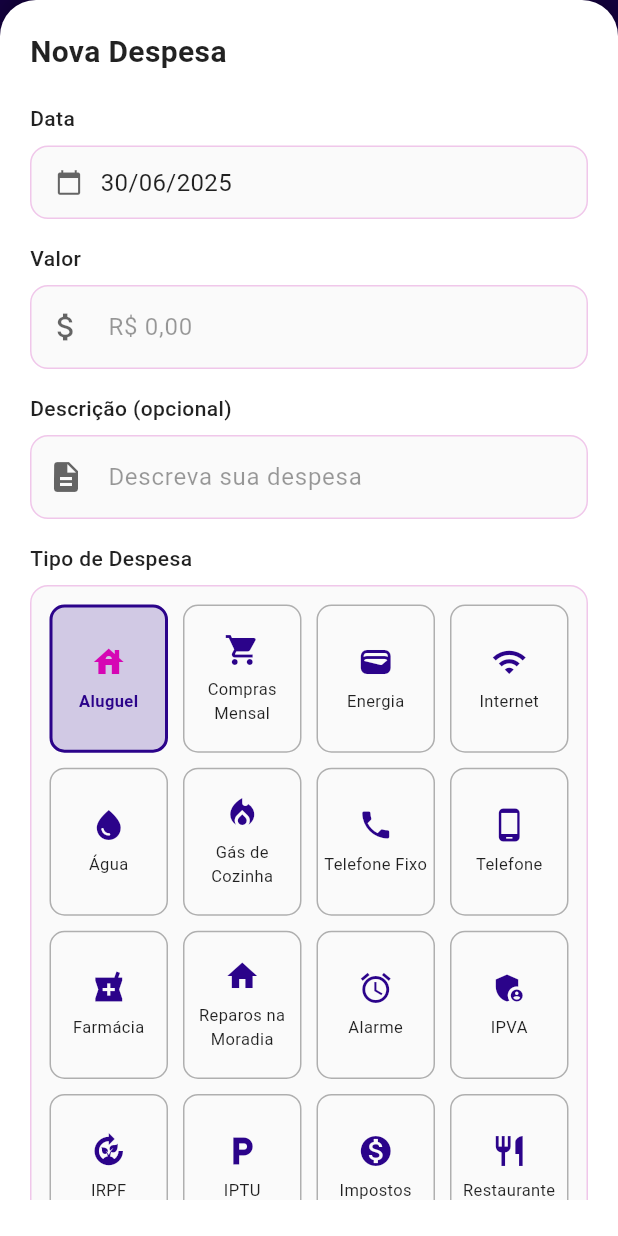
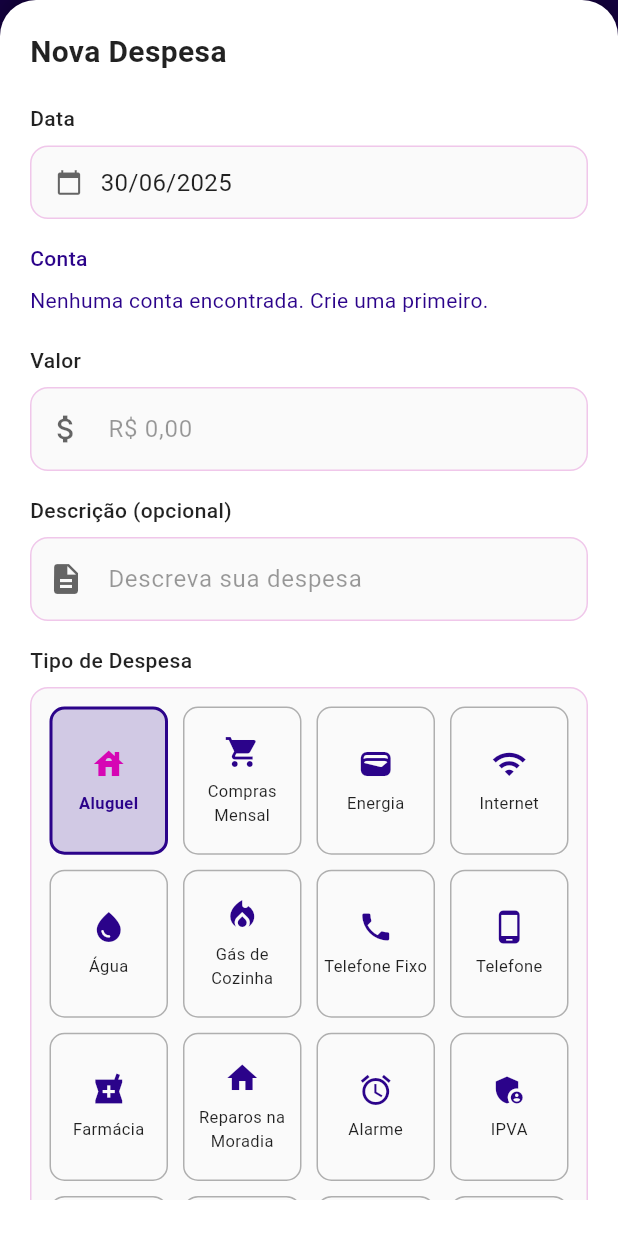
Before and after one commit to jhonnylucius/economize, a Flutter app: the CostsScreen screen opened by its route, after a tap on "Adicionar Despesa", on a phone screen of 412 x 824 dp. Run offline on Flutter 3.47's test engine with Material 3 defaults, Android fonts, the phone set to English and light mode, and no system bars; our stand-ins replace fl_chart, flutter_local_notifications, logger, mask_text_input_formatter, pdf, percent_indicator and 6 more; accounts and stored records are empty.

Commit message:
feat: adicionar seleção de conta na tela de despesas

```diff
--- a/lib/screen/costs_screen.dart
+++ b/lib/screen/costs_screen.dart
@@ -1,3 +1,5 @@
+import 'package:economize/accounts/model/account_model.dart';
+import 'package:economize/accounts/service/account_service.dart';
 import 'package:economize/animations/fade_animation.dart';
 import 'package:economize/animations/glass_container.dart';
 import 'package:economize/animations/scale_animation.dart';
@@ -7,7 +9,6 @@ import 'package:economize/model/costs.dart';
 import 'package:economize/model/gamification/achievement.dart';
 import 'package:economize/screen/responsive_screen.dart';
 import 'package:economize/service/costs_service.dart';
-import 'package:economize/service/gamification/achievement_checker.dart';
 import 'package:economize/service/gamification/achievement_service.dart';
 import 'package:economize/service/notification_service.dart';
 import 'package:economize/theme/theme_manager.dart';
@@ -16,7 +17,6 @@ import 'package:flutter/material.dart';
 import 'package:flutter/services.dart';
 import 'package:intl/intl.dart';
 import 'package:logger/logger.dart';
-import 'package:mask_text_input_formatter/mask_text_input_formatter.dart';
 import 'package:provider/provider.dart';
 import 'package:shared_preferences/shared_preferences.dart';
 import 'package:uuid/uuid.dart';
@@ -34,15 +34,16 @@ class _CostsScreenState extends State<CostsScreen>
   List<Costs> listCosts = [];
   final GlobalKey<FormState> _formKey = GlobalKey<FormState>();
   final CostsService _costsService = CostsService();
+  final AccountService _accountService = AccountService(); // <-- Adicionado
   bool _isLoading = false;
   bool _isFiltering = false;
   String _searchQuery = '';
   DateTime? _startDate;
   DateTime? _endDate;
   late AnimationController _animationController;
-  // chaves para tutorial
   final GlobalKey _helpKey = GlobalKey();
 
+  // Categorias (sem alteração)
   static const List<Map<String, dynamic>> _categoriasDespesa = [
     {'icon': Icons.house, 'name': 'Aluguel'},
     {'icon': Icons.shopping_cart, 'name': 'Compras Mensal'},
@@ -107,8 +108,6 @@ class _CostsScreenState extends State<CostsScreen>
     {'icon': Icons.payments, 'name': 'Pagamentos Diversos'},
     {'icon': Icons.more_horiz, 'name': 'Outros'},
   ];
-
-// Adicione esta lista logo após a _categoriasDespesa, na mesma classe:
   static const List<String> _categoriasRecorrentes = [
     'Aluguel',
     'Energia',
@@ -119,22 +118,22 @@ class _CostsScreenState extends State<CostsScreen>
     'Alarme',
     'Compras Mensal',
     'Farmácia',
-    'IPVA', // anual, mas recorrente
-    'IRPF', // anual, mas recorrente
-    'IPTU', // anual, mas recorrente
-    'Impostos', // diversos, recorrentes
+    'IPVA',
+    'IRPF',
+    'IPTU',
+    'Impostos',
     'Supermercado',
-    'Animais de Estimação', // alimentação, vacinas, etc.
+    'Animais de Estimação',
     'Saúde',
     'Hospital',
     'Serviços em Nuvem',
     'Seguro de Vida',
     'Seguro Residencial',
     'Seguro de Carro',
-    'Cartão de Crédito', // fatura mensal
+    'Cartão de Crédito',
     'Empréstimos',
     'Dívidas',
-    'Banco', // tarifas, etc.
+    'Banco',
     'Pagamento Boleto',
     'Pagamento Pix',
     'Pagamento Cartão de Débito',
@@ -148,7 +147,6 @@ class _CostsScreenState extends State<CostsScreen>
     'Assinaturas',
   ];
 
-// Método auxiliar para verificar se uma categoria é recorrente por padrão
   bool _isRecurrentCategory(String category) {
     return _categoriasRecorrentes.contains(category);
   }
@@ -173,13 +171,18 @@ class _CostsScreenState extends State<CostsScreen>
     setState(() => _isLoading = true);
     try {
       final costs = await _costsService.getAllCosts();
-      // Ordenar por data, mais recente primeiro
       costs.sort((a, b) => b.data.compareTo(a.data));
+      if (mounted) {
         setState(() => listCosts = costs);
+      }
     } catch (e) {
+      if (mounted) {
         _showErrorDialog('Erro ao carregar despesas: $e');
+      }
     } finally {
+      if (mounted) {
         setState(() => _isLoading = false);
+      }
     }
   }
 
@@ -1347,7 +1350,9 @@ class _CostsScreenState extends State<CostsScreen>
                                 // Descrição da despesa
                                 Expanded(
                                   child: Text(
-                                    cost.tipoDespesa,
+                                    (cost.descricaoDaDespesa.isNotEmpty)
+                                        ? cost.descricaoDaDespesa
+                                        : cost.tipoDespesa,
                                     style: TextStyle(
                                       fontWeight: FontWeight.bold,
                                       fontSize: 16,
@@ -1629,6 +1634,7 @@ class _CostsScreenState extends State<CostsScreen>
 
     // Se a data for no passado ou o modelo já tem um valor, use-o; caso contrário, assuma falso
     bool pago = model?.pago ?? dataEscolhida.isBefore(DateTime.now());
+    int? _selectedAccountId = model?.accountId;
 
     void showAchievementSnackbar(List<Achievement> achievements) {
       if (achievements.length == 1) {
@@ -1688,11 +1694,6 @@ class _CostsScreenState extends State<CostsScreen>
         );
       }
     }
-
-    final dateFormatter = MaskTextInputFormatter(
-      mask: '##/##/####',
-      filter: {"#": RegExp(r'[0-9]')},
-    );
 
     await showModalBottomSheet(
       context: context,
@@ -1857,6 +1858,76 @@ class _CostsScreenState extends State<CostsScreen>
                         ),
                       ),
                       const SizedBox(height: 16),
+                      Text('Conta',
+                          style: TextStyle(
+                              fontSize: 14, fontWeight: FontWeight.w500)),
+                      const SizedBox(height: 8),
+                      FutureBuilder<List<Account>>(
+                        future: _accountService.getAllAccounts(),
+                        builder: (context, snapshot) {
+                          if (snapshot.connectionState ==
+                              ConnectionState.waiting) {
+                            return const Center(
+                                child: CircularProgressIndicator());
+                          }
+                          if (!snapshot.hasData || snapshot.data!.isEmpty) {
+                            return const Text(
+                                'Nenhuma conta encontrada. Crie uma primeiro.');
+                          }
+                          final accounts = snapshot.data!;
+                          // Garante que o valor selecionado seja válido
+                          if (_selectedAccountId != null &&
+                              !accounts
+                                  .any((acc) => acc.id == _selectedAccountId)) {
+                            _selectedAccountId = null;
+                          }
+
+                          return DropdownButtonFormField<int>(
+                            value: _selectedAccountId,
+                            isExpanded: true,
+                            hint: const Text('Selecione uma conta'),
+                            decoration: InputDecoration(
+                              prefixIcon: const Icon(Icons.account_balance),
+                              filled: true,
+                              fillColor: Colors.grey.shade50,
+                              border: OutlineInputBorder(
+                                  borderRadius: BorderRadius.circular(12),
+                                  borderSide:
+                                      BorderSide(color: Colors.grey.shade300)),
+                              enabledBorder: OutlineInputBorder(
+                                  borderRadius: BorderRadius.circular(12),
+                                  borderSide:
+                                      BorderSide(color: Colors.grey.shade300)),
+                            ),
+                            items: accounts.map((account) {
+                              return DropdownMenuItem<int>(
+                                value: account.id,
+                                child: Row(
+                                  children: [
+                                    Icon(
+                                        IconData(account.icon,
+                                            fontFamily: 'MaterialIcons'),
+                                        size: 20),
+                                    const SizedBox(width: 8),
+                                    Text(account.name),
+                                  ],
+                                ),
+                              );
+                            }).toList(),
+                            onChanged: (value) {
+                              setState(() {
+                                _selectedAccountId = value;
+                              });
+                            },
+                            validator: (value) => value == null
+                                ? 'Por favor, selecione uma conta.'
+                                : null,
+                          );
+                        },
+                      ),
+                      // --- FIM DO NOVO WIDGET ---
+
+                      const SizedBox(height: 20),
 
                       // Campo de Valor
                       Text(
@@ -2168,6 +2239,8 @@ class _CostsScreenState extends State<CostsScreen>
                                       recorrente: recorrente,
                                       pago: pago,
                                       category: selectedTipo,
+                                      accountId:
+                                          _selectedAccountId // <-- PASSANDO O ID DA CONTA
                                       );
                                   try {
                                     await _costsService.saveCost(cost);
@@ -2206,7 +2279,7 @@ class _CostsScreenState extends State<CostsScreen>
                                     await prefs.setString('last_finance_update',
                                         DateTime.now().toIso8601String());
 
-                                    if (mounted) {
+                                    if (context.mounted) {
                                       Navigator.pop(context);
                                       _showSuccessSnackBar(
                                           'Despesa salva com sucesso!');
@@ -2248,7 +2321,7 @@ class _CostsScreenState extends State<CostsScreen>
 
   Future<void> _removeCost(Costs cost) async {
     try {
-      await _costsService.deleteCost(cost.id);
+      await _costsService.deleteCost((cost.id));
       await Future.delayed(const Duration(milliseconds: 300));
       final updatedCosts = await _costsService.getAllCosts();
       updatedCosts.sort((a, b) => b.data.compareTo(a.data));
```
Lines whose indentation alone changed are shown as unchanged.
